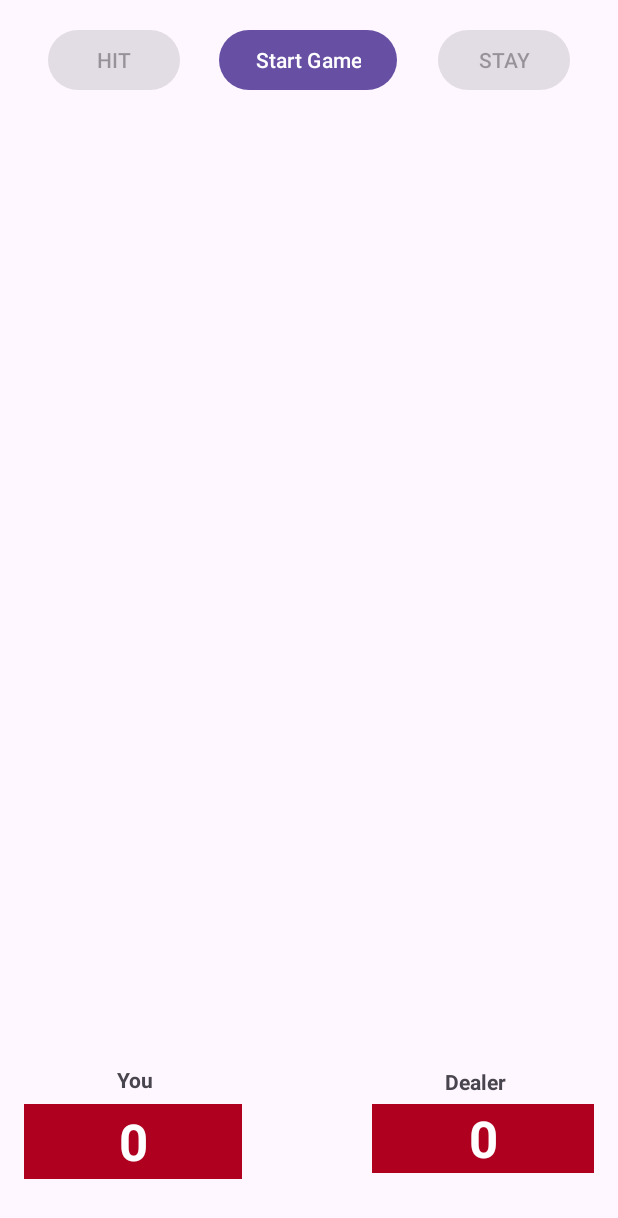
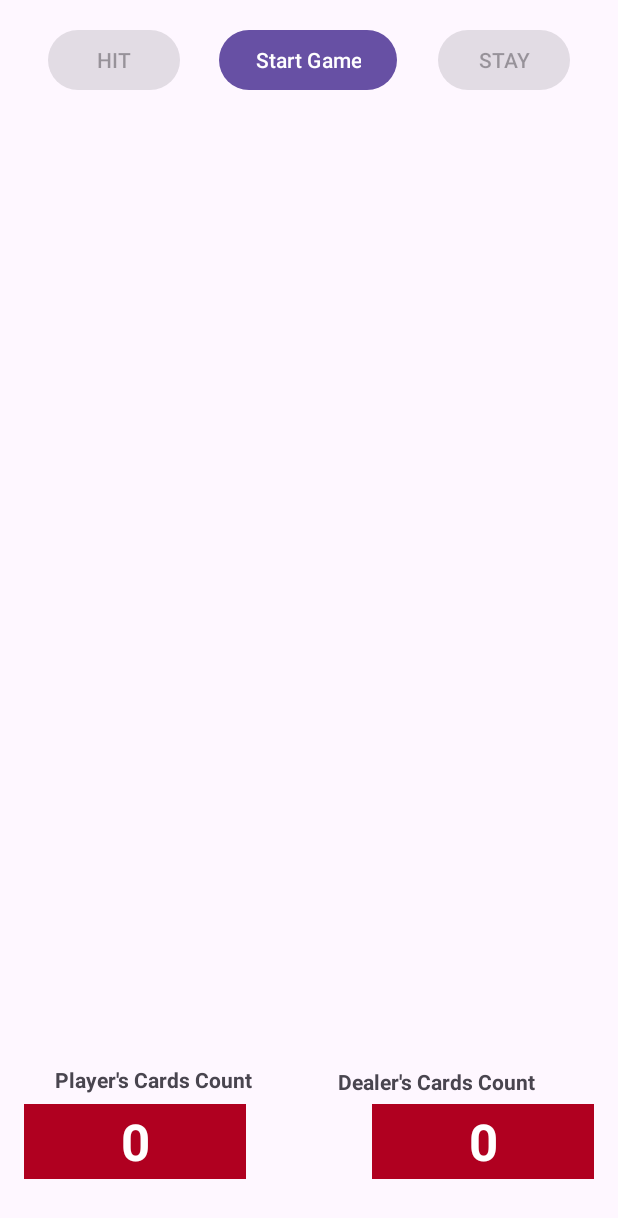
Before and after one commit to mabdelsPROJECTS/Blackjack, an Android app: the screen it shows after launch (MainActivity), on a phone screen of 412 x 824 dp. Shown: the top 1218 px of the screen. Run offline under Robolectric (Android 15) with nearby library versions, the phone set to English and light mode, and no system bars; our stand-ins replace Picasso, Volley; pictures from the network do not load.

Commit message:
Changed how score is calculated from total points to the total number of cards the user and dealer have

```diff
--- a/app/src/main/res/layout/activity_main.xml
+++ b/app/src/main/res/layout/activity_main.xml
@@ -142,7 +142,7 @@
 
     <EditText
         android:id="@+id/editTextYou"
-        android:layout_width="145dp"
+        android:layout_width="148dp"
         android:layout_height="50dp"
         android:layout_marginStart="16dp"
         android:layout_marginTop="32dp"
@@ -160,7 +160,7 @@
     <EditText
         android:id="@+id/editTextDealer"
         android:layout_width="148dp"
-        android:layout_height="46dp"
+        android:layout_height="50dp"
         android:layout_marginTop="32dp"
         android:layout_marginEnd="16dp"
         android:background="@color/design_default_color_error"
@@ -176,26 +176,30 @@
 
     <TextView
         android:id="@+id/textView2"
-        android:layout_width="50dp"
+        android:layout_width="wrap_content"
         android:layout_height="20dp"
-        android:layout_marginStart="65dp"
-        android:text="You"
+        android:layout_marginStart="80dp"
+        android:layout_marginEnd="100dp"
+        android:text="Player's Cards Count"
         android:textAlignment="center"
         android:textStyle="bold"
         app:layout_constraintBottom_toTopOf="@+id/editTextYou"
+        app:layout_constraintEnd_toStartOf="@+id/textView3"
         app:layout_constraintStart_toStartOf="parent"
         app:layout_constraintTop_toBottomOf="@+id/HoriScroll" />
 
     <TextView
         android:id="@+id/textView3"
-        android:layout_width="60dp"
+        android:layout_width="wrap_content"
         android:layout_height="18dp"
+        android:layout_marginStart="70dp"
         android:layout_marginEnd="65dp"
-        android:text="Dealer"
+        android:text="Dealer's Cards Count"
         android:textAlignment="center"
         android:textStyle="bold"
         app:layout_constraintBottom_toTopOf="@+id/editTextDealer"
         app:layout_constraintEnd_toEndOf="parent"
+        app:layout_constraintStart_toEndOf="@+id/editTextYou"
         app:layout_constraintTop_toBottomOf="@+id/HoriScroll" />
 
     <Button
```
Also changed, not shown: app/src/main/java/com/moeabdel/deckofcards/MainActivity.java (+41 -18 lines).
